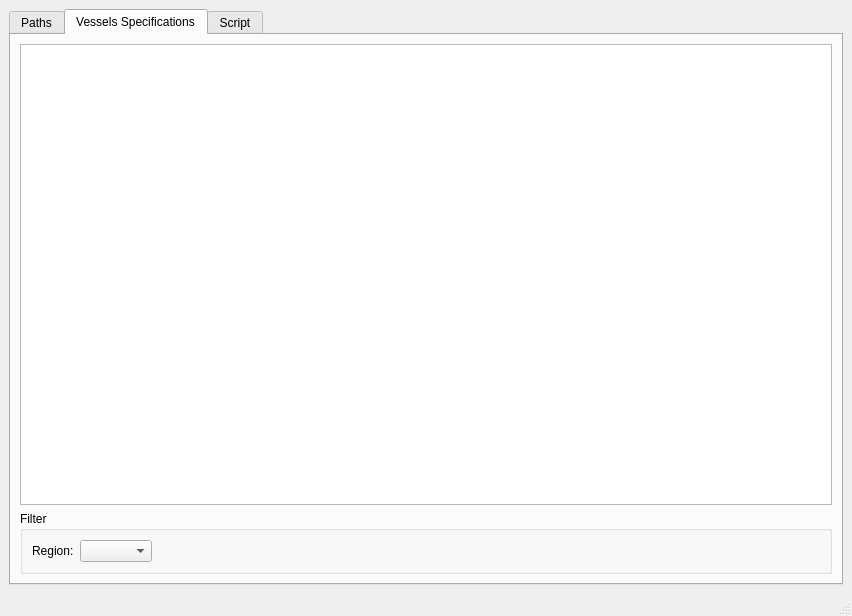
The window that vesseleditor/vesseleditormainwindow.ui (frabas/DISPLACE_GUI) describes before a commit, drawn with Qt 5.
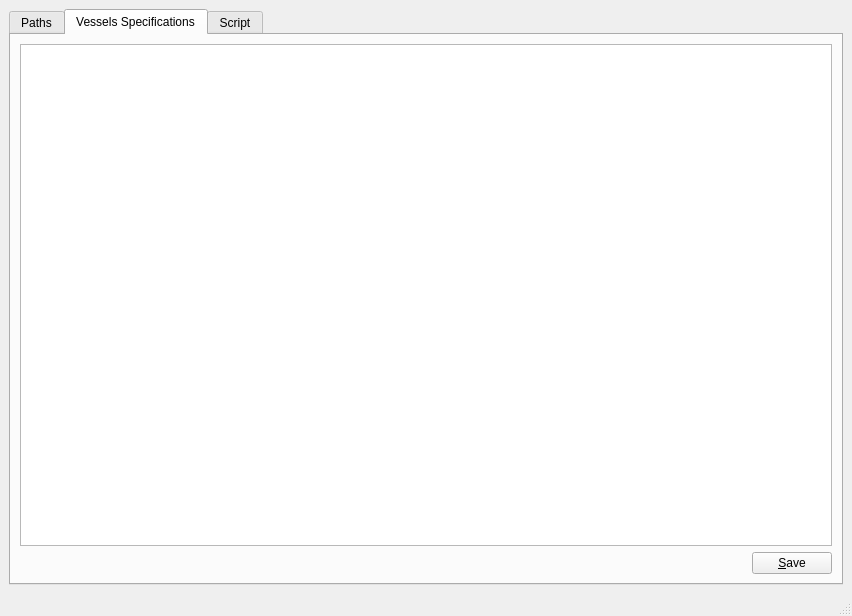
The same window after the commit.

Commit message: Vessels Editor: Save Csv button added

What changed in the file:
```diff
--- a/vesseleditor/vesseleditormainwindow.ui
+++ b/vesseleditor/vesseleditormainwindow.ui
@@ -129,36 +129,28 @@
          <widget class="QTableView" name="tableView"/>
         </item>
         <item>
-         <widget class="QGroupBox" name="groupBox">
-          <property name="title">
-           <string>Filter</string>
-          </property>
-          <layout class="QHBoxLayout" name="horizontalLayout">
+         <layout class="QHBoxLayout" name="horizontalLayout_2">
            <item>
-            <widget class="QLabel" name="label">
-             <property name="text">
-              <string>Region:</string>
-             </property>
-            </widget>
-           </item>
-           <item>
-            <widget class="QComboBox" name="comboBox"/>
-           </item>
-           <item>
-            <spacer name="horizontalSpacer">
+           <spacer name="horizontalSpacer_2">
              <property name="orientation">
               <enum>Qt::Horizontal</enum>
              </property>
              <property name="sizeHint" stdset="0">
               <size>
-               <width>651</width>
+              <width>40</width>
                <height>20</height>
               </size>
              </property>
             </spacer>
            </item>
-          </layout>
-         </widget>
+          <item>
+           <widget class="QPushButton" name="saveCsv">
+            <property name="text">
+             <string>&amp;Save</string>
+            </property>
+           </widget>
+          </item>
+         </layout>
         </item>
        </layout>
       </widget>
```
Left out of the diff: 1 changed line with no effect on the pictures. Lines whose indentation alone changed are shown as unchanged. The commit also changes 2 other files.
